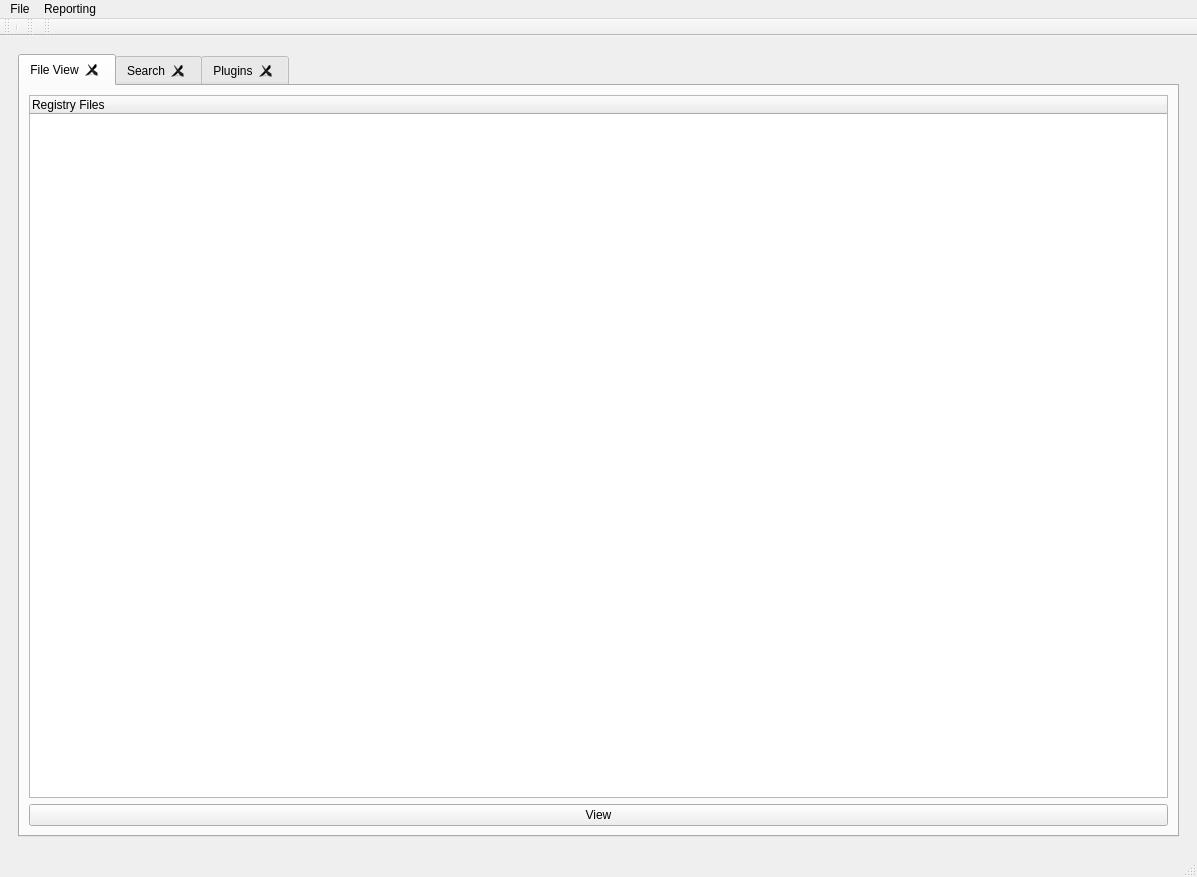
Before: the Qt Designer form GUI/uifiles/registrydecoder.ui in PKRoma/registrydecoder, drawn with Qt 5.
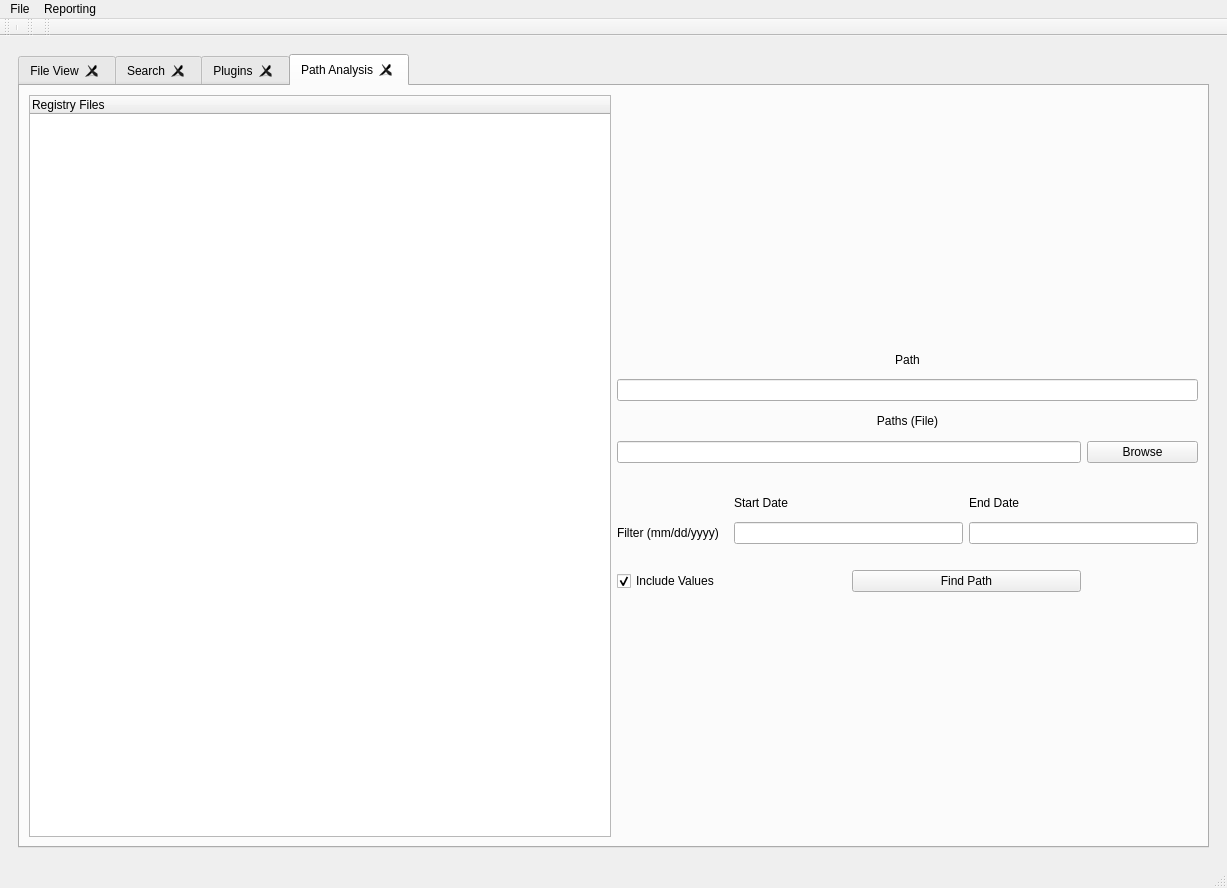
After: the same form once the commit is applied. The open tabs and pages were chosen to show the change.

What changed in the file:
```diff
--- a/GUI/uifiles/registrydecoder.ui
+++ b/GUI/uifiles/registrydecoder.ui
@@ -6,8 +6,8 @@
    <rect>
     <x>0</x>
     <y>0</y>
-    <width>1197</width>
-    <height>877</height>
+    <width>1227</width>
+    <height>888</height>
    </rect>
   </property>
   <property name="sizePolicy">
@@ -625,7 +625,7 @@
       </widget>
       <widget class="QWidget" name="analysis_page">
        <layout class="QGridLayout" name="gridLayout_3">
-        <item row="0" column="0">
+        <item row="0" column="1">
          <widget class="QTabWidget" name="analysisTabWidget">
           <property name="enabled">
            <bool>true</bool>
@@ -1086,6 +1086,169 @@
             </item>
            </layout>
           </widget>
+          <widget class="QWidget" name="pathAnalysisTab">
+           <attribute name="title">
+            <string>Path Analysis</string>
+           </attribute>
+           <layout class="QGridLayout" name="gridLayout_25">
+            <item row="0" column="0">
+             <layout class="QGridLayout" name="gridLayout_24">
+              <item row="0" column="0" rowspan="3">
+               <widget class="QTreeWidget" name="pathAnalysisTreeWidget">
+                <column>
+                 <property name="text">
+                  <string>Registry Files</string>
+                 </property>
+                </column>
+               </widget>
+              </item>
+              <item row="0" column="1">
+               <spacer name="horizontalSpacer_19">
+                <property name="orientation">
+                 <enum>Qt::Horizontal</enum>
+                </property>
+                <property name="sizeHint" stdset="0">
+                 <size>
+                  <width>538</width>
+                  <height>20</height>
+                 </size>
+                </property>
+               </spacer>
+              </item>
+              <item row="1" column="1">
+               <layout class="QGridLayout" name="gridLayout_23">
+                <item row="0" column="0" colspan="5">
+                 <widget class="QLabel" name="label_17">
+                  <property name="text">
+                   <string>Path</string>
+                  </property>
+                  <property name="alignment">
+                   <set>Qt::AlignCenter</set>
+                  </property>
+                 </widget>
+                </item>
+                <item row="1" column="0" colspan="5">
+                 <widget class="QLineEdit" name="pathLineEdit"/>
+                </item>
+                <item row="2" column="0" colspan="5">
+                 <widget class="QLabel" name="label_22">
+                  <property name="text">
+                   <string>Paths (File)</string>
+                  </property>
+                  <property name="alignment">
+                   <set>Qt::AlignCenter</set>
+                  </property>
+                 </widget>
+                </item>
+                <item row="3" column="0" colspan="4">
+                 <widget class="QLineEdit" name="pathTermsLineEdit">
+                  <property name="text">
+                   <string/>
+                  </property>
+                 </widget>
+                </item>
+                <item row="3" column="4">
+                 <widget class="QPushButton" name="pathTermsPushButton">
+                  <property name="text">
+                   <string>Browse</string>
+                  </property>
+                 </widget>
+                </item>
+                <item row="5" column="1" colspan="2">
+                 <widget class="QLabel" name="label_19">
+                  <property name="text">
+                   <string>Start Date</string>
+                  </property>
+                  <property name="alignment">
+                   <set>Qt::AlignLeading|Qt::AlignLeft|Qt::AlignVCenter</set>
+                  </property>
+                 </widget>
+                </item>
+                <item row="5" column="3" colspan="2">
+                 <widget class="QLabel" name="label_21">
+                  <property name="text">
+                   <string>End Date</string>
+                  </property>
+                  <property name="alignment">
+                   <set>Qt::AlignLeading|Qt::AlignLeft|Qt::AlignVCenter</set>
+                  </property>
+                 </widget>
+                </item>
+                <item row="6" column="0">
+                 <widget class="QLabel" name="label_20">
+                  <property name="text">
+                   <string>Filter (mm/dd/yyyy)</string>
+                  </property>
+                 </widget>
+                </item>
+                <item row="6" column="1" colspan="2">
+                 <widget class="QLineEdit" name="pathStartDateLineEdit"/>
+                </item>
+                <item row="6" column="3" colspan="2">
+                 <widget class="QLineEdit" name="pathEndDateLlineEdit"/>
+                </item>
+                <item row="8" column="0" colspan="2">
+                 <widget class="QCheckBox" name="pathValuesCheckBox">
+                  <property name="text">
+                   <string>Include Values</string>
+                  </property>
+                  <property name="checked">
+                   <bool>true</bool>
+                  </property>
+                 </widget>
+                </item>
+                <item row="8" column="2" colspan="2">
+                 <widget class="QPushButton" name="pathPushButton">
+                  <property name="text">
+                   <string>Find Path</string>
+                  </property>
+                 </widget>
+                </item>
+                <item row="7" column="0" colspan="5">
+                 <spacer name="horizontalSpacer_17">
+                  <property name="orientation">
+                   <enum>Qt::Horizontal</enum>
+                  </property>
+                  <property name="sizeHint" stdset="0">
+                   <size>
+                    <width>40</width>
+                    <height>20</height>
+                   </size>
+                  </property>
+                 </spacer>
+                </item>
+                <item row="4" column="0" colspan="5">
+                 <spacer name="horizontalSpacer_18">
+                  <property name="orientation">
+                   <enum>Qt::Horizontal</enum>
+                  </property>
+                  <property name="sizeHint" stdset="0">
+                   <size>
+                    <width>40</width>
+                    <height>20</height>
+                   </size>
+                  </property>
+                 </spacer>
+                </item>
+               </layout>
+              </item>
+              <item row="2" column="1">
+               <spacer name="horizontalSpacer_20">
+                <property name="orientation">
+                 <enum>Qt::Horizontal</enum>
+                </property>
+                <property name="sizeHint" stdset="0">
+                 <size>
+                  <width>538</width>
+                  <height>20</height>
+                 </size>
+                </property>
+               </spacer>
+              </item>
+             </layout>
+            </item>
+           </layout>
+          </widget>
          </widget>
         </item>
        </layout>
@@ -1137,7 +1300,7 @@
     <rect>
      <x>0</x>
      <y>0</y>
-     <width>1197</width>
+     <width>1227</width>
      <height>25</height>
     </rect>
    </property>
```
